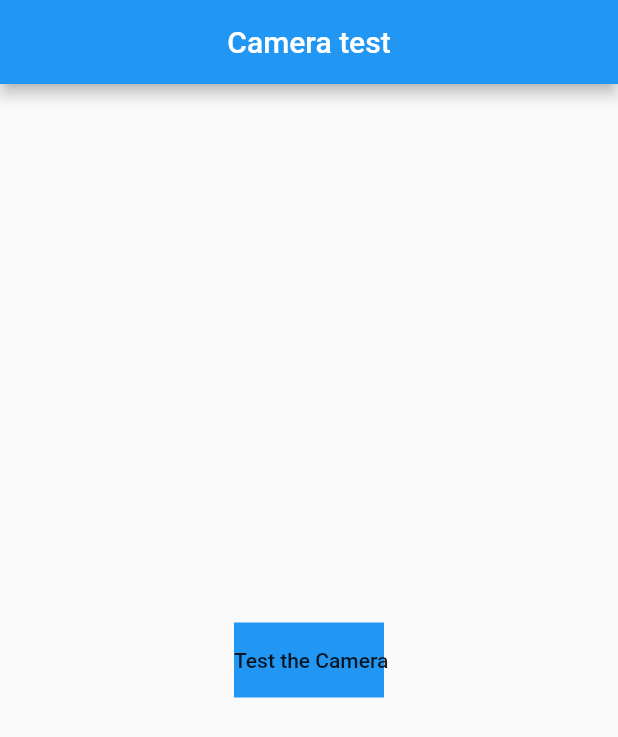
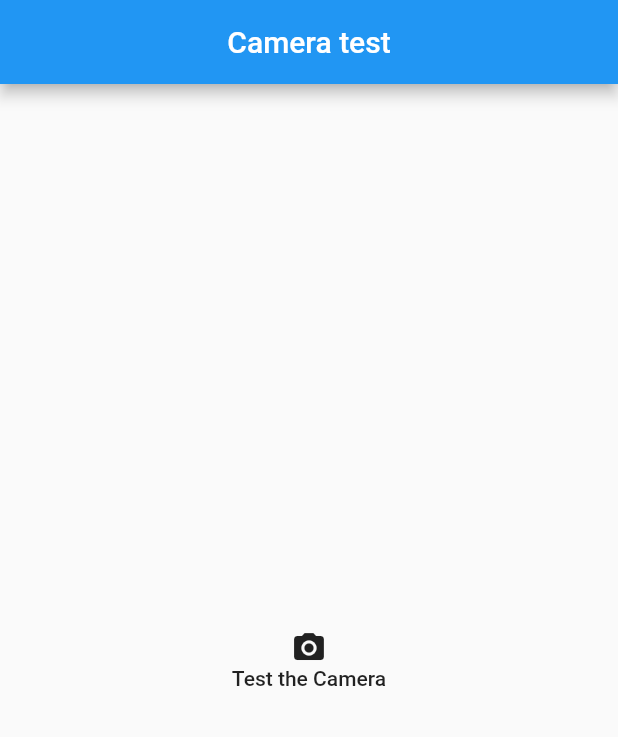
Before and after one commit to Elmurodjon01/ios_camera_test, a Flutter app: the screen it shows after launch, on a phone screen of 412 x 824 dp. Shown: the top 737 px of the screen. Run offline on Flutter 3.47's test engine with Material 2 defaults, Android fonts, the phone set to English and light mode, and no system bars; missing offline and left inert: arkit_plugin.

```diff
--- a/lib/mainPage.dart
+++ b/lib/mainPage.dart
@@ -14,25 +14,16 @@ class MyApp extends StatelessWidget {
         centerTitle: true,
       ),
       body: Center(
-        child: Column(
-          crossAxisAlignment: CrossAxisAlignment.center,
-          mainAxisAlignment: MainAxisAlignment.spaceEvenly,
+        child: MaterialButton(onPressed:   (){
+          Navigator.push(context, MaterialPageRoute(builder: (context)=> DistanceTrackingPage()));
+        },
+        child:  const Center(child: Column(
+          mainAxisAlignment: MainAxisAlignment.center,
           children: [
-            MaterialButton(onPressed:   (){
-              Navigator.push(context, MaterialPageRoute(builder: (context)=> DistanceTrackingPage()));
-            },
-            child:  Container(
-              height: 50,
-              width: 100,
-              color: Colors.blue,
-              child: const Row(
-                children: [
-                  Center(child: Text('Test the Camera'))
-                ],
-              ),
-            ),),
+            Icon(Icons.camera_alt),
+            Text('Test the Camera'),
           ],
-        ),
+        )),),
       ),
     );
   }
```
Also changed, not shown: lib/cameraTest.dart (+29 -6 lines), lib/savedImage.dart (added, +27 -0 lines), 1 other file.
